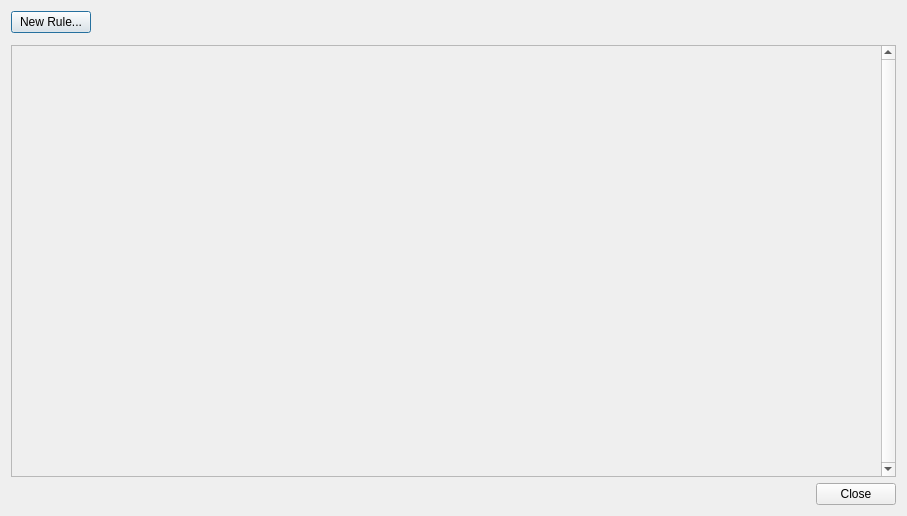
This is client/src/ui/dialogs/business_rules_dialog.ui in networkoptix/nx_open as Qt 5 draws it before an edit. The edited form follows.
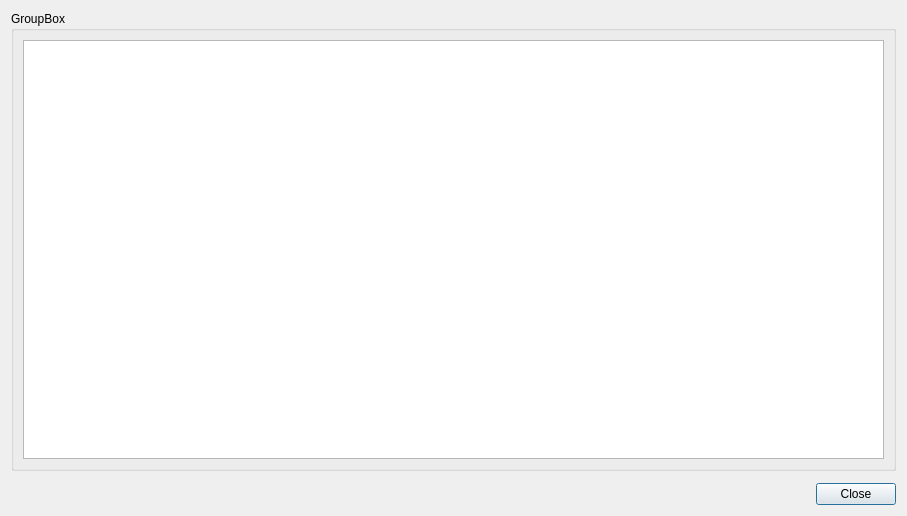
This is the edited form. Icons and pictures are not drawn. Custom widgets are drawn as their Qt base class.

Commit message:
Table view of the rules //initial version
<==== Mercurial data ====>
Branch: master

```diff
--- a/client/src/ui/dialogs/business_rules_dialog.ui
+++ b/client/src/ui/dialogs/business_rules_dialog.ui
@@ -18,60 +18,51 @@
   </property>
   <layout class="QVBoxLayout" name="verticalLayout_2">
    <item>
-    <widget class="QPushButton" name="newRuleButton">
-     <property name="sizePolicy">
-      <sizepolicy hsizetype="Fixed" vsizetype="Fixed">
-       <horstretch>0</horstretch>
-       <verstretch>0</verstretch>
-      </sizepolicy>
+    <widget class="QGroupBox" name="groupBox">
+     <property name="title">
+      <string>GroupBox</string>
      </property>
-     <property name="text">
-      <string>New Rule...</string>
-     </property>
-     <property name="icon">
-      <iconset resource="../../../x86/build/client-custom.qrc">
-       <normaloff>:/skin/titlebar/new_layout_hovered.png</normaloff>:/skin/titlebar/new_layout_hovered.png</iconset>
-     </property>
+     <layout class="QVBoxLayout" name="verticalLayout">
+      <item>
+       <widget class="QTableView" name="tableView">
+        <property name="verticalScrollBarPolicy">
+         <enum>Qt::ScrollBarAsNeeded</enum>
+        </property>
+        <property name="editTriggers">
+         <set>QAbstractItemView::NoEditTriggers</set>
+        </property>
+        <property name="alternatingRowColors">
+         <bool>true</bool>
+        </property>
+        <property name="selectionMode">
+         <enum>QAbstractItemView::SingleSelection</enum>
+        </property>
+        <property name="selectionBehavior">
+         <enum>QAbstractItemView::SelectRows</enum>
+        </property>
+        <property name="showGrid">
+         <bool>false</bool>
+        </property>
+        <property name="sortingEnabled">
+         <bool>true</bool>
+        </property>
+        <attribute name="horizontalHeaderCascadingSectionResizes">
+         <bool>true</bool>
+        </attribute>
+        <attribute name="horizontalHeaderStretchLastSection">
+         <bool>true</bool>
+        </attribute>
+        <attribute name="verticalHeaderVisible">
+         <bool>false</bool>
+        </attribute>
+       </widget>
+      </item>
+     </layout>
     </widget>
    </item>
    <item>
     <widget class="QnBusinessRuleWidget" name="newRuleWidget" native="true"/>
    </item>
-   <item>
-    <widget class="QScrollArea" name="scrollArea">
-     <property name="verticalScrollBarPolicy">
-      <enum>Qt::ScrollBarAlwaysOn</enum>
-     </property>
-     <property name="widgetResizable">
-      <bool>true</bool>
-     </property>
-     <widget class="QWidget" name="scrollAreaWidgetContents">
-      <property name="geometry">
-       <rect>
-        <x>0</x>
-        <y>0</y>
-        <width>874</width>
-        <height>414</height>
-       </rect>
-      </property>
-      <layout class="QVBoxLayout" name="verticalLayout">
-       <item>
-        <spacer name="verticalSpacer">
-         <property name="orientation">
-          <enum>Qt::Vertical</enum>
-         </property>
-         <property name="sizeHint" stdset="0">
-          <size>
-           <width>20</width>
-           <height>40</height>
-          </size>
-         </property>
-        </spacer>
-       </item>
-      </layout>
-     </widget>
-    </widget>
-   </item>
    <item>
     <widget class="QDialogButtonBox" name="buttonBox">
      <property name="orientation">
```
Left out of the diff: 4 changed lines with no effect on the pictures. The commit also changes 4 other files.
